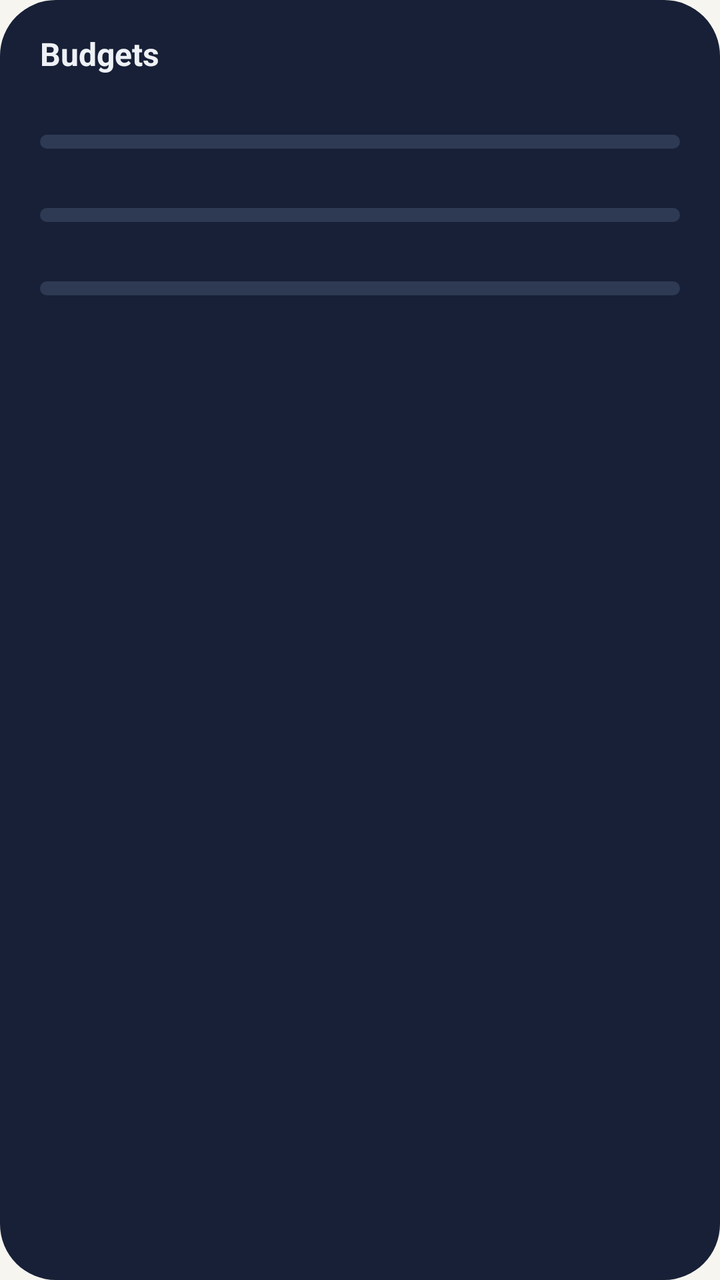
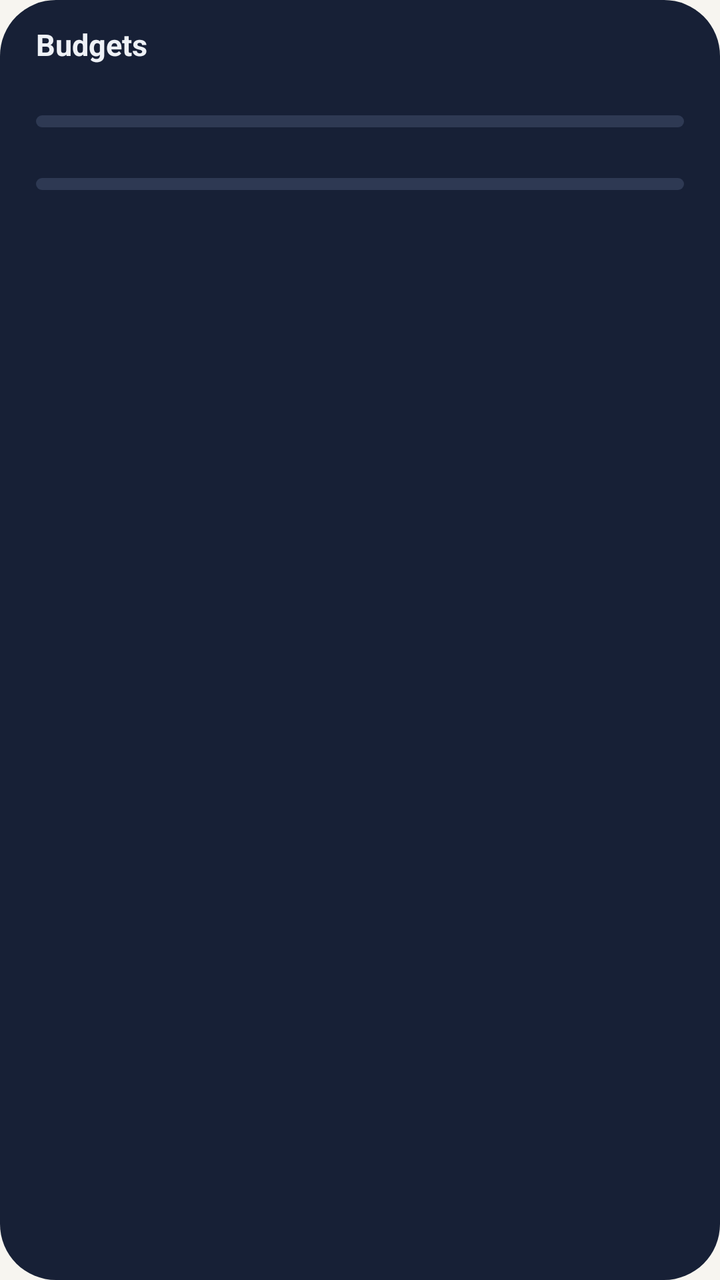

Before-and-after screenshots of an Android layout around one commit, followed by the original layout XML and the change that was made.
<!-- AndroidManifest.xml: application theme Theme.Kharcha -->
<!-- res/layout/deck_card_budgets.xml -->
<?xml version="1.0" encoding="utf-8"?>
<LinearLayout xmlns:android="http://schemas.android.com/apk/res/android"
    android:id="@+id/card"
    android:layout_width="match_parent"
    android:layout_height="match_parent"
    android:background="@drawable/widget_card_bg"
    android:orientation="vertical"
    android:paddingHorizontal="20dp"
    android:paddingVertical="16dp">

    <TextView
        style="@style/WidgetTitle"
        android:layout_width="wrap_content"
        android:layout_height="wrap_content"
        android:text="Budgets" />

    <LinearLayout
        android:id="@+id/budget_row1"
        android:layout_width="match_parent"
        android:layout_height="wrap_content"
        android:layout_marginTop="8dp"
        android:orientation="vertical">

        <LinearLayout
            android:layout_width="match_parent"
            android:layout_height="wrap_content"
            android:orientation="horizontal">

            <TextView
                android:id="@+id/budget_label1"
                style="@style/WidgetLabel"
                android:layout_width="0dp"
                android:layout_height="wrap_content"
                android:layout_weight="1"
                android:textColor="@color/widget_text" />

            <TextView
                android:id="@+id/budget_amount1"
                style="@style/WidgetLabel"
                android:layout_width="wrap_content"
                android:layout_height="wrap_content" />
        </LinearLayout>

        <ProgressBar
            android:id="@+id/budget_bar1"
            style="@style/WidgetBar"
            android:layout_width="match_parent"
            android:layout_height="7dp"
            android:layout_marginTop="4dp" />

        <ProgressBar
            android:id="@+id/budget_bar_warn1"
            style="@style/WidgetBar"
            android:layout_width="match_parent"
            android:layout_height="7dp"
            android:layout_marginTop="4dp"
            android:progressDrawable="@drawable/widget_bar_orange"
            android:visibility="gone" />
    </LinearLayout>

    <LinearLayout
        android:id="@+id/budget_row2"
        android:layout_width="match_parent"
        android:layout_height="wrap_content"
        android:layout_marginTop="8dp"
        android:orientation="vertical">

        <LinearLayout
            android:layout_width="match_parent"
            android:layout_height="wrap_content"
            android:orientation="horizontal">

            <TextView
                android:id="@+id/budget_label2"
                style="@style/WidgetLabel"
                android:layout_width="0dp"
                android:layout_height="wrap_content"
                android:layout_weight="1"
                android:textColor="@color/widget_text" />

            <TextView
                android:id="@+id/budget_amount2"
                style="@style/WidgetLabel"
                android:layout_width="wrap_content"
                android:layout_height="wrap_content" />
        </LinearLayout>

        <ProgressBar
            android:id="@+id/budget_bar2"
            style="@style/WidgetBar"
            android:layout_width="match_parent"
            android:layout_height="7dp"
            android:layout_marginTop="4dp" />

        <ProgressBar
            android:id="@+id/budget_bar_warn2"
            style="@style/WidgetBar"
            android:layout_width="match_parent"
            android:layout_height="7dp"
            android:layout_marginTop="4dp"
            android:progressDrawable="@drawable/widget_bar_orange"
            android:visibility="gone" />
    </LinearLayout>

    <LinearLayout
        android:id="@+id/budget_row3"
        android:layout_width="match_parent"
        android:layout_height="wrap_content"
        android:layout_marginTop="8dp"
        android:orientation="vertical">

        <LinearLayout
            android:layout_width="match_parent"
            android:layout_height="wrap_content"
            android:orientation="horizontal">

            <TextView
                android:id="@+id/budget_label3"
                style="@style/WidgetLabel"
                android:layout_width="0dp"
                android:layout_height="wrap_content"
                android:layout_weight="1"
                android:textColor="@color/widget_text" />

            <TextView
                android:id="@+id/budget_amount3"
                style="@style/WidgetLabel"
                android:layout_width="wrap_content"
                android:layout_height="wrap_content" />
        </LinearLayout>

        <ProgressBar
            android:id="@+id/budget_bar3"
            style="@style/WidgetBar"
            android:layout_width="match_parent"
            android:layout_height="7dp"
            android:layout_marginTop="4dp" />

        <ProgressBar
            android:id="@+id/budget_bar_warn3"
            style="@style/WidgetBar"
            android:layout_width="match_parent"
            android:layout_height="7dp"
            android:layout_marginTop="4dp"
            android:progressDrawable="@drawable/widget_bar_orange"
            android:visibility="gone" />
    </LinearLayout>
</LinearLayout>
<!-- resources referenced by this layout -->
<resources>
  <color name="widget_text">#EEF1F6</color>
  <!-- drawable widget_bar_orange (drawable) -->
  <?xml version="1.0" encoding="utf-8"?>
  <layer-list xmlns:android="http://schemas.android.com/apk/res/android">
      <item android:id="@android:id/background">
          <shape><solid android:color="#2E3953" /><corners android:radius="4dp" /></shape>
      </item>
      <item android:id="@android:id/progress">
          <clip><shape><solid android:color="#F08A5D" /><corners android:radius="4dp" /></shape></clip>
      </item>
  </layer-list>
  <!-- drawable widget_card_bg (drawable) -->
  <?xml version="1.0" encoding="utf-8"?>
  <shape xmlns:android="http://schemas.android.com/apk/res/android" android:shape="rectangle">
      <solid android:color="#172036" />
      <corners android:radius="28dp" />
  </shape>
  <style name="WidgetBar" parent="android:Widget.Material.ProgressBar.Horizontal">
          <item name="android:max">100</item>
          <item name="android:progressDrawable">@drawable/widget_bar_blue</item>
      </style>
  <style name="WidgetLabel">
          <item name="android:textColor">@color/widget_muted</item>
          <item name="android:textSize">13sp</item>
          <item name="android:maxLines">1</item>
          <item name="android:ellipsize">end</item>
      </style>
  <style name="WidgetTitle">
          <item name="android:textColor">@color/widget_text</item>
          <item name="android:textSize">16sp</item>
          <item name="android:textStyle">bold</item>
          <item name="android:maxLines">1</item>
          <item name="android:ellipsize">end</item>
      </style>
  <style name="Theme.Kharcha" parent="android:Theme.Material.Light.NoActionBar">
          <item name="android:windowBackground">@color/background</item>
          <item name="android:statusBarColor">@android:color/transparent</item>
          <item name="android:navigationBarColor">@android:color/transparent</item>
      </style>
  <!-- drawable widget_bar_blue (drawable) -->
  <?xml version="1.0" encoding="utf-8"?>
  <layer-list xmlns:android="http://schemas.android.com/apk/res/android">
      <item android:id="@android:id/background">
          <shape><solid android:color="#2E3953" /><corners android:radius="4dp" /></shape>
      </item>
      <item android:id="@android:id/progress">
          <clip><shape><solid android:color="#3987E5" /><corners android:radius="4dp" /></shape></clip>
      </item>
  </layer-list>
  <color name="widget_muted">#B4BCCB</color>
  <color name="background">#F7F5F0</color>
</resources>

<!-- the commit's change to res/layout/deck_card_budgets.xml (unified diff, before → after) -->
@@ -5,20 +5,22 @@
     android:layout_height="match_parent"
     android:background="@drawable/widget_card_bg"
     android:orientation="vertical"
-    android:paddingHorizontal="20dp"
-    android:paddingVertical="16dp">
+    android:paddingHorizontal="18dp"
+    android:paddingVertical="12dp">
 
     <TextView
         style="@style/WidgetTitle"
-        android:layout_width="wrap_content"
+        android:layout_width="match_parent"
         android:layout_height="wrap_content"
-        android:text="Budgets" />
+        android:layout_marginEnd="36dp"
+        android:text="Budgets"
+        android:textSize="15sp" />
 
     <LinearLayout
         android:id="@+id/budget_row1"
         android:layout_width="match_parent"
         android:layout_height="wrap_content"
-        android:layout_marginTop="8dp"
+        android:layout_marginTop="6dp"
         android:orientation="vertical">
 
         <LinearLayout
@@ -32,28 +34,30 @@
                 android:layout_width="0dp"
                 android:layout_height="wrap_content"
                 android:layout_weight="1"
-                android:textColor="@color/widget_text" />
+                android:textColor="@color/widget_text"
+                android:textSize="12sp" />
 
             <TextView
                 android:id="@+id/budget_amount1"
                 style="@style/WidgetLabel"
                 android:layout_width="wrap_content"
-                android:layout_height="wrap_content" />
+                android:layout_height="wrap_content"
+                android:textSize="12sp" />
         </LinearLayout>
 
         <ProgressBar
             android:id="@+id/budget_bar1"
             style="@style/WidgetBar"
             android:layout_width="match_parent"
-            android:layout_height="7dp"
-            android:layout_marginTop="4dp" />
+            android:layout_height="6dp"
+            android:layout_marginTop="3dp" />
 
         <ProgressBar
             android:id="@+id/budget_bar_warn1"
             style="@style/WidgetBar"
             android:layout_width="match_parent"
-            android:layout_height="7dp"
-            android:layout_marginTop="4dp"
+            android:layout_height="6dp"
+            android:layout_marginTop="3dp"
             android:progressDrawable="@drawable/widget_bar_orange"
             android:visibility="gone" />
     </LinearLayout>
@@ -62,7 +66,7 @@
         android:id="@+id/budget_row2"
         android:layout_width="match_parent"
         android:layout_height="wrap_content"
-        android:layout_marginTop="8dp"
+        android:layout_marginTop="6dp"
         android:orientation="vertical">
 
         <LinearLayout
@@ -76,28 +80,30 @@
                 android:layout_width="0dp"
                 android:layout_height="wrap_content"
                 android:layout_weight="1"
-                android:textColor="@color/widget_text" />
+                android:textColor="@color/widget_text"
+                android:textSize="12sp" />
 
             <TextView
                 android:id="@+id/budget_amount2"
                 style="@style/WidgetLabel"
                 android:layout_width="wrap_content"
-                android:layout_height="wrap_content" />
+                android:layout_height="wrap_content"
+                android:textSize="12sp" />
         </LinearLayout>
 
         <ProgressBar
             android:id="@+id/budget_bar2"
             style="@style/WidgetBar"
             android:layout_width="match_parent"
-            android:layout_height="7dp"
-            android:layout_marginTop="4dp" />
+            android:layout_height="6dp"
+            android:layout_marginTop="3dp" />
 
         <ProgressBar
             android:id="@+id/budget_bar_warn2"
             style="@style/WidgetBar"
             android:layout_width="match_parent"
-            android:layout_height="7dp"
-            android:layout_marginTop="4dp"
+            android:layout_height="6dp"
+            android:layout_marginTop="3dp"
             android:progressDrawable="@drawable/widget_bar_orange"
             android:visibility="gone" />
     </LinearLayout>
@@ -106,8 +112,9 @@
         android:id="@+id/budget_row3"
         android:layout_width="match_parent"
         android:layout_height="wrap_content"
-        android:layout_marginTop="8dp"
-        android:orientation="vertical">
+        android:layout_marginTop="6dp"
+        android:orientation="vertical"
+        android:visibility="gone">
 
         <LinearLayout
             android:layout_width="match_parent"
@@ -120,28 +127,30 @@
                 android:layout_width="0dp"
                 android:layout_height="wrap_content"
                 android:layout_weight="1"
-                android:textColor="@color/widget_text" />
+                android:textColor="@color/widget_text"
+                android:textSize="12sp" />
 
             <TextView
                 android:id="@+id/budget_amount3"
                 style="@style/WidgetLabel"
                 android:layout_width="wrap_content"
-                android:layout_height="wrap_content" />
+                android:layout_height="wrap_content"
+                android:textSize="12sp" />
         </LinearLayout>
 
         <ProgressBar
             android:id="@+id/budget_bar3"
             style="@style/WidgetBar"
             android:layout_width="match_parent"
-            android:layout_height="7dp"
-            android:layout_marginTop="4dp" />
+            android:layout_height="6dp"
+            android:layout_marginTop="3dp" />
 
         <ProgressBar
             android:id="@+id/budget_bar_warn3"
             style="@style/WidgetBar"
             android:layout_width="match_parent"
-            android:layout_height="7dp"
-            android:layout_marginTop="4dp"
+            android:layout_height="6dp"
+            android:layout_marginTop="3dp"
             android:progressDrawable="@drawable/widget_bar_orange"
             android:visibility="gone" />
     </LinearLayout>
